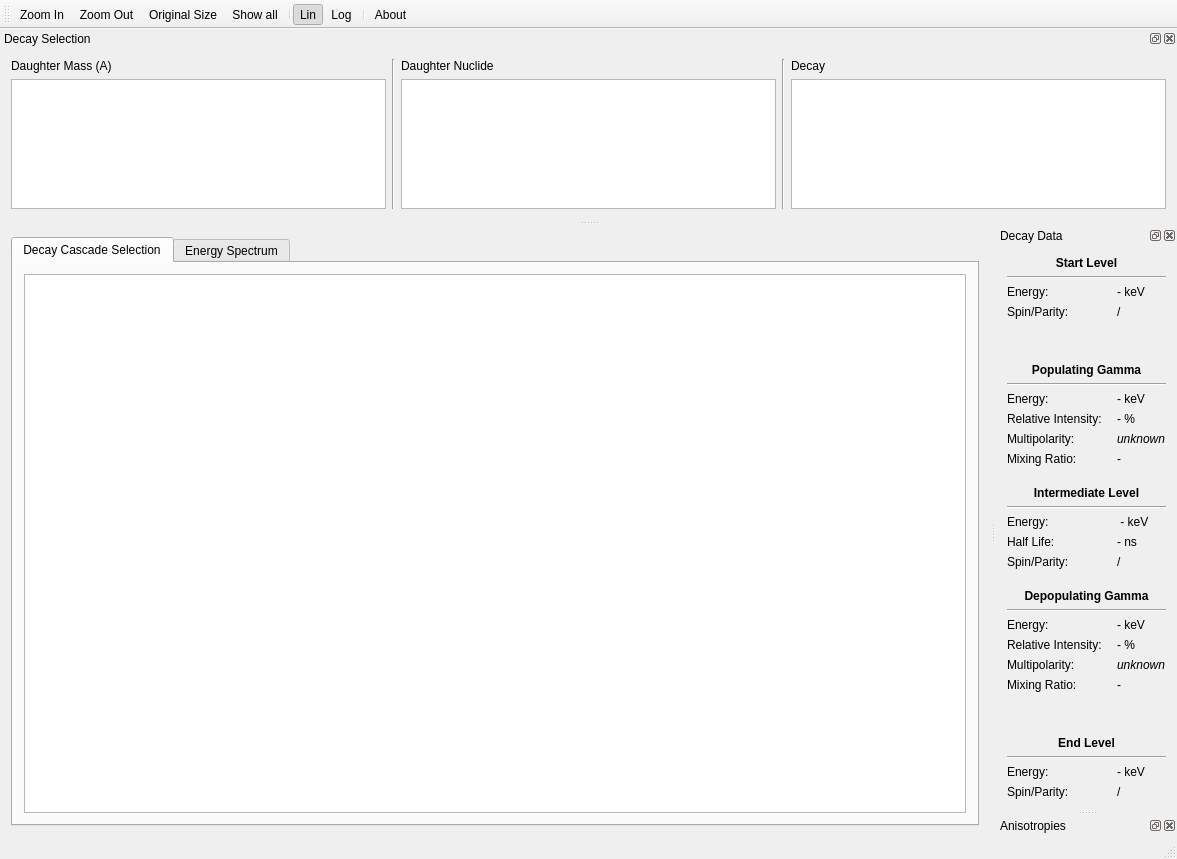
Above: spectrator/Spectrator.ui from ferdymercury/nuclei before the change. Below: the same form after it.
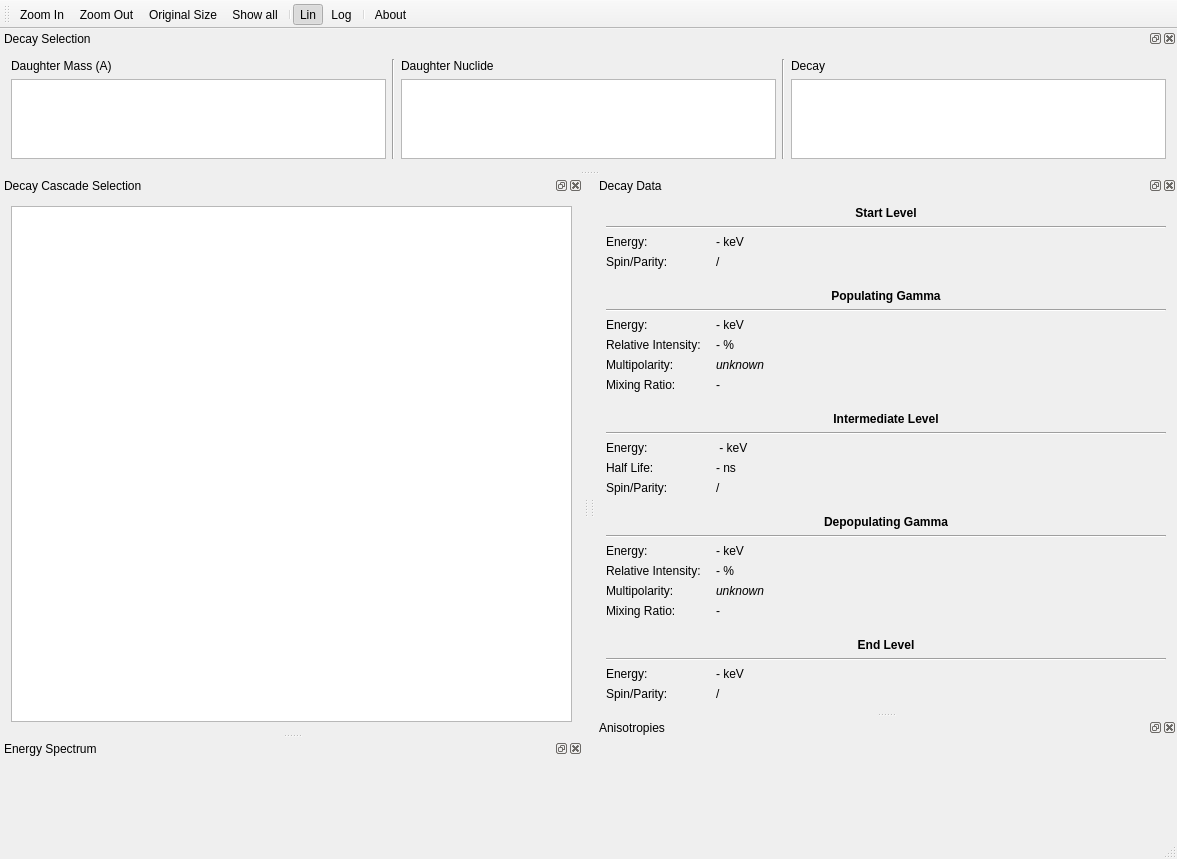
That is the form after the change. Icons and pictures are not drawn.

Commit message: Fighting with QDockWidgets...

```diff
--- a/spectrator/Spectrator.ui
+++ b/spectrator/Spectrator.ui
@@ -14,31 +14,19 @@
    <string>Spectrator</string>
   </property>
   <widget class="QWidget" name="centralWidget">
-   <layout class="QVBoxLayout" name="verticalLayout_3">
-    <item>
-     <widget class="QTabWidget" name="tabWidget">
-      <property name="currentIndex">
-       <number>0</number>
-      </property>
-      <widget class="QWidget" name="decaySelectionTab">
-       <attribute name="title">
-        <string>Decay Cascade Selection</string>
-       </attribute>
-       <layout class="QVBoxLayout" name="verticalLayout_4">
-        <item>
-         <widget class="QGraphicsView" name="decayView"/>
-        </item>
-       </layout>
-      </widget>
-      <widget class="QWidget" name="energySpectrumTab">
-       <attribute name="title">
-        <string>Energy Spectrum</string>
-       </attribute>
-       <layout class="QVBoxLayout" name="energySpectrumTabLayout"/>
-      </widget>
-     </widget>
-    </item>
-   </layout>
+   <property name="sizePolicy">
+    <sizepolicy hsizetype="Fixed" vsizetype="Preferred">
+     <horstretch>0</horstretch>
+     <verstretch>0</verstretch>
+    </sizepolicy>
+   </property>
+   <property name="maximumSize">
+    <size>
+     <width>0</width>
+     <height>0</height>
+    </size>
+   </property>
+   <layout class="QVBoxLayout" name="verticalLayout_3"/>
   </widget>
   <widget class="QToolBar" name="mainToolBar">
    <attribute name="toolBarArea">
@@ -58,7 +46,7 @@
    <addaction name="actionAbout"/>
   </widget>
   <widget class="QStatusBar" name="statusBar"/>
-  <widget class="QDockWidget" name="decayCascadeDock">
+  <widget class="QDockWidget" name="decayInfoDock">
    <property name="allowedAreas">
     <set>Qt::LeftDockWidgetArea|Qt::RightDockWidgetArea</set>
    </property>
@@ -359,6 +347,9 @@
        <property name="orientation">
         <enum>Qt::Vertical</enum>
        </property>
+       <property name="sizeType">
+        <enum>QSizePolicy::Fixed</enum>
+       </property>
        <property name="sizeHint" stdset="0">
         <size>
          <width>0</width>
@@ -388,6 +379,9 @@
        <property name="orientation">
         <enum>Qt::Vertical</enum>
        </property>
+       <property name="sizeType">
+        <enum>QSizePolicy::Fixed</enum>
+       </property>
        <property name="sizeHint" stdset="0">
         <size>
          <width>0</width>
@@ -591,7 +585,54 @@
    <attribute name="dockWidgetArea">
     <number>2</number>
    </attribute>
-   <widget class="QWidget" name="dockWidgetContents_3"/>
+   <widget class="QWidget" name="dockWidgetContents_3">
+    <property name="minimumSize">
+     <size>
+      <width>100</width>
+      <height>100</height>
+     </size>
+    </property>
+    <layout class="QVBoxLayout" name="verticalLayout_4"/>
+   </widget>
+  </widget>
+  <widget class="QDockWidget" name="decayCascadeDock">
+   <property name="allowedAreas">
+    <set>Qt::BottomDockWidgetArea|Qt::LeftDockWidgetArea|Qt::RightDockWidgetArea</set>
+   </property>
+   <property name="windowTitle">
+    <string>Decay Cascade Selection</string>
+   </property>
+   <attribute name="dockWidgetArea">
+    <number>1</number>
+   </attribute>
+   <widget class="QWidget" name="decayCascadeDockWidget">
+    <layout class="QVBoxLayout" name="verticalLayout_6">
+     <item>
+      <widget class="QGraphicsView" name="decayView">
+       <property name="sizePolicy">
+        <sizepolicy hsizetype="Expanding" vsizetype="Expanding">
+         <horstretch>1</horstretch>
+         <verstretch>0</verstretch>
+        </sizepolicy>
+       </property>
+      </widget>
+     </item>
+    </layout>
+   </widget>
+  </widget>
+  <widget class="QDockWidget" name="energySpectrumDock">
+   <property name="allowedAreas">
+    <set>Qt::BottomDockWidgetArea|Qt::LeftDockWidgetArea|Qt::RightDockWidgetArea</set>
+   </property>
+   <property name="windowTitle">
+    <string>Energy Spectrum</string>
+   </property>
+   <attribute name="dockWidgetArea">
+    <number>1</number>
+   </attribute>
+   <widget class="QWidget" name="energySpectrumDockWidget">
+    <layout class="QVBoxLayout" name="energySpectrumLayout"/>
+   </widget>
   </widget>
   <action name="actionZoom_In">
    <property name="icon">
```
Left out of the diff: 7 changed lines with no effect on the pictures. The commit also changes 4 other files.
